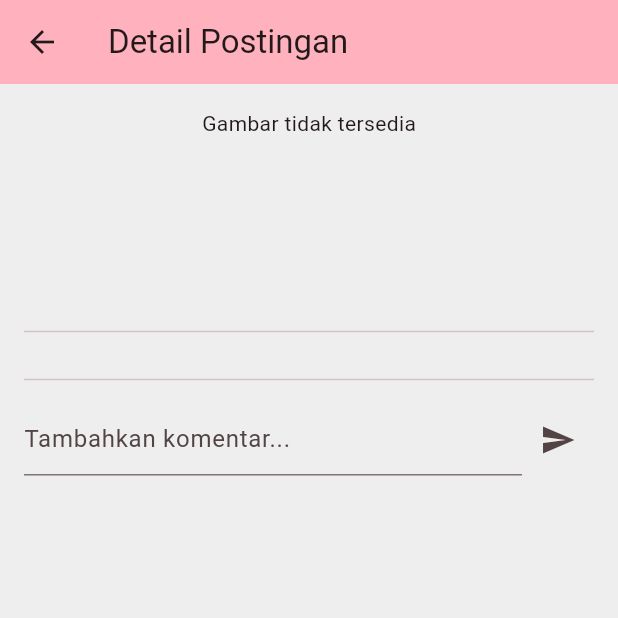
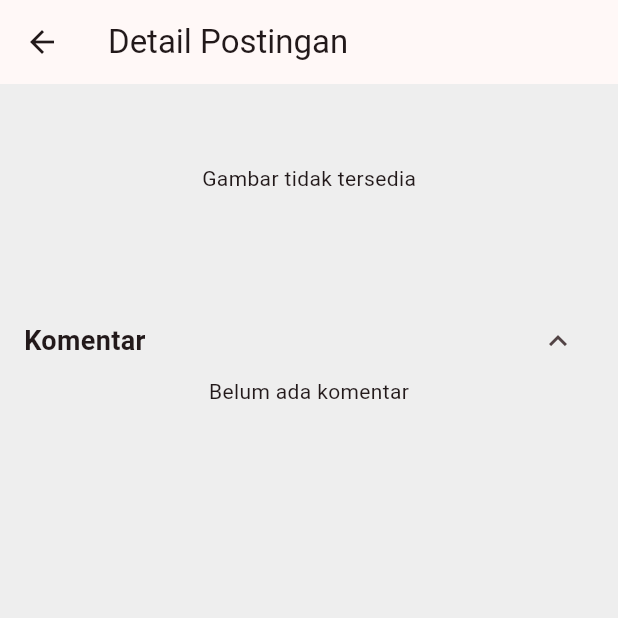
Before and after one commit to rustamumdp/barbershop_palembang, a Flutter app: the DetailScreen screen opened directly with empty values, on a phone screen of 412 x 824 dp, the top half of it. Run offline on Flutter 3.47's test engine with Material 3 defaults, Android fonts, the light colour scheme and no system bars; our stand-ins replace cloud_firestore, firebase_auth, firebase_core, firebase_storage, image_picker; accounts and stored records are empty.

Commit message:
memperbaikkan fitur komen untuk bisa menyimpan data komen

```diff
--- a/lib/screens/detail_screen.dart
+++ b/lib/screens/detail_screen.dart
@@ -1,33 +1,22 @@
 import 'package:flutter/material.dart';
-
-// Model untuk komentar
-class Comment {
-  final String username;
-  final String text;
-  final DateTime timestamp;
-  List<Comment> replies;
-
-  Comment({
-    required this.username,
-    required this.text,
-    required this.timestamp,
-    this.replies = const [],
-  });
-}
+import 'package:cloud_firestore/cloud_firestore.dart';
+import 'package:firebase_auth/firebase_auth.dart';
 
 class DetailScreen extends StatefulWidget {
+  final String postId;
   final String username;
   final String imageUrl;
   final String text;
   final String formattedDate;
 
   const DetailScreen({
-    super.key,
+    Key? key,
+    required this.postId,
     required this.username,
     required this.imageUrl,
     required this.text,
     required this.formattedDate,
-  });
+  }) : super(key: key);
 
   @override
   _DetailScreenState createState() => _DetailScreenState();
@@ -35,203 +24,134 @@ class DetailScreen extends StatefulWidget {
 
 class _DetailScreenState extends State<DetailScreen> {
   final TextEditingController _commentController = TextEditingController();
-  final List<Comment> _comments = [];
-  final ScrollController _scrollController = ScrollController();
+  final FirebaseAuth _auth = FirebaseAuth.instance;
+  final FirebaseFirestore _firestore = FirebaseFirestore.instance;
+  bool showComments = true; // State to toggle showing comments
 
-  // Menambahkan komentar baru
-  void _addComment(String text) {
-    final newComment = Comment(
-      username: 'Current User', // Ubah dengan logika untuk mendapatkan username pengguna saat ini
-      text: text,
-      timestamp: DateTime.now(),
-    );
+  Future<void> _addComment(String text) async {
+    User? user = _auth.currentUser;
+    if (user != null) {
+      String username = user.email!; // Assuming the user's email as username
+      await _firestore
+          .collection('posts')
+          .doc(widget.postId)
+          .collection('comments')
+          .add({
+        'username': username,
+        'text': text,
+        'timestamp': FieldValue.serverTimestamp(),
+      });
 
       setState(() {
-      _comments.add(newComment);
-    });
-
-    _commentController.clear();
-  }
-
-  // Menambahkan balasan pada komentar
-  void _replyToComment(Comment parentComment, String replyText) {
-    final reply = Comment(
-      username: 'Current User', // Ubah dengan logika untuk mendapatkan username pengguna saat ini
-      text: replyText,
-      timestamp: DateTime.now(),
-    );
-
-    setState(() {
-      parentComment.replies.add(reply);
+        _commentController.clear(); // Clear the comment field after adding comment
       });
     }
-
-  // Fungsi untuk membangun widget komentar dengan rekursi untuk menangani balasan
-  Widget _buildComment(Comment comment, int depth) {
-    return Card(
-      margin: EdgeInsets.only(
-        top: 8.0,
-        left: 8.0 * depth,
-        right: 8.0,
-      ),
-      child: Padding(
-        padding: const EdgeInsets.all(12.0),
-        child: Column(
-          crossAxisAlignment: CrossAxisAlignment.start,
-          children: [
-            Text(
-              comment.username,
-              style: const TextStyle(
-                fontWeight: FontWeight.bold,
-                fontSize: 14, // Ukuran teks lebih kecil
-              ),
-            ),
-            const SizedBox(height: 4),
-            Text(
-              comment.text,
-              style: const TextStyle(fontSize: 12), // Ukuran teks lebih kecil
-            ),
-            const SizedBox(height: 4),
-            Text(
-              '${comment.timestamp.hour}:${comment.timestamp.minute}, ${comment.timestamp.day}/${comment.timestamp.month}/${comment.timestamp.year}',
-              style: const TextStyle(
-                color: Colors.grey,
-                fontSize: 10,
-              ),
-            ),
-            const SizedBox(height: 8),
-            TextButton(
-              onPressed: () => _showReplyDialog(comment),
-              child: const Text(
-                'Balas',
-                style: TextStyle(fontSize: 12), // Ukuran teks lebih kecil
-              ),
-            ),
-            // Menampilkan balasan komentar
-            if (comment.replies.isNotEmpty)
-              Padding(
-                padding: const EdgeInsets.only(left: 16.0),
-                child: Column(
-                  children: comment.replies
-                      .map((reply) => _buildComment(reply, depth + 1))
-                      .toList(),
-                ),
-              ),
-          ],
-        ),
-      ),
-    );
-  }
-
-  // Dialog untuk membalas komentar
-  void _showReplyDialog(Comment parentComment) {
-    final replyController = TextEditingController();
-    showDialog(
-      context: context,
-      builder: (context) {
-        return AlertDialog(
-          title: const Text('Balas Komentar'),
-          content: TextField(
-            controller: replyController,
-            decoration: const InputDecoration(hintText: 'Tulis balasan Anda di sini...'),
-          ),
-          actions: [
-            TextButton(
-              onPressed: () {
-                Navigator.of(context).pop();
-              },
-              child: const Text('Batal'),
-            ),
-            TextButton(
-              onPressed: () {
-                if (replyController.text.isNotEmpty) {
-                  setState(() {
-                    _replyToComment(parentComment, replyController.text);
-                  });
-                  Navigator.of(context).pop();
-                }
-              },
-              child: const Text('Balas'),
-            ),
-          ],
-        );
-      },
-    );
   }
 
   @override
   Widget build(BuildContext context) {
     return Scaffold(
       appBar: AppBar(
-        title: const Text('Detail Postingan'),
-        backgroundColor: Theme.of(context).colorScheme.inversePrimary,
+        title: Text('Detail Postingan'),
       ),
-      body: SingleChildScrollView(
-        controller: _scrollController,
-        child: Padding(
+      body: Padding(
         padding: const EdgeInsets.all(16.0),
+        child: SingleChildScrollView(
           child: Column(
             crossAxisAlignment: CrossAxisAlignment.start,
             children: [
+              Text(
+                widget.username,
+                style: TextStyle(
+                  fontWeight: FontWeight.bold,
+                  fontSize: 20,
+                ),
+              ),
+              SizedBox(height: 8),
               if (widget.imageUrl.isNotEmpty)
-                Center(
-                  child: Image.network(
+                Image.network(
                   widget.imageUrl,
                   fit: BoxFit.cover,
-                    width: double.infinity,
-                    height: 300,
-                  ),
+                  errorBuilder: (context, error, stackTrace) {
+                    return Center(child: Text('Gagal memuat gambar'));
+                  },
                 )
               else
-                const Center(child: Text('Gambar tidak tersedia')),
-              const SizedBox(height: 16),
+                Center(child: Text('Gambar tidak tersedia')),
+              SizedBox(height: 8),
+              Text(widget.formattedDate),
+              SizedBox(height: 8),
+              Text(widget.text),
+              SizedBox(height: 16),
+              Row(
+                mainAxisAlignment: MainAxisAlignment.spaceBetween,
+                children: [
                   Text(
-                widget.username,
-                style: const TextStyle(
+                    'Komentar',
+                    style: TextStyle(
                       fontWeight: FontWeight.bold,
-                  fontSize: 20, // Ukuran teks lebih kecil
+                      fontSize: 18,
                     ),
                   ),
-              const SizedBox(height: 8),
-              Text(
-                widget.formattedDate,
-                style: const TextStyle(
-                  color: Colors.grey,
-                  fontSize: 14, // Ukuran teks lebih kecil
+                  IconButton(
+                    icon: Icon(showComments ? Icons.expand_less : Icons.expand_more),
+                    onPressed: () {
+                      setState(() {
+                        showComments = !showComments;
+                      });
+                    },
                   ),
+                ],
               ),
-              const SizedBox(height: 16),
-              Text(
-                widget.text,
-                style: const TextStyle(
-                  fontSize: 16, // Ukuran teks lebih kecil
+              if (showComments)
+                StreamBuilder<QuerySnapshot>(
+                  stream: _firestore
+                      .collection('posts')
+                      .doc(widget.postId)
+                      .collection('comments')
+                      .orderBy('timestamp')
+                      .snapshots(),
+                  builder: (context, snapshot) {
+                    if (snapshot.connectionState == ConnectionState.waiting) {
+                      return CircularProgressIndicator();
+                    }
+
+                    if (!snapshot.hasData || snapshot.data!.docs.isEmpty) {
+                      return Center(child: Text('Belum ada komentar'));
+                    }
+
+                    List<Widget> commentWidgets = snapshot.data!.docs.map((doc) {
+                      var data = doc.data() as Map<String, dynamic>;
+                      return ListTile(
+                        title: Text(data['username']),
+                        subtitle: Text(data['text']),
+                        trailing: Text(
+                          '${(data['timestamp'] as Timestamp).toDate().day}/${(data['timestamp'] as Timestamp).toDate().month}/${(data['timestamp'] as Timestamp).toDate().year} ${(data['timestamp'] as Timestamp).toDate().hour}:${(data['timestamp'] as Timestamp).toDate().minute}',
                         ),
-              ),
-              const Divider(height: 32),
-              ListView.builder(
-                controller: _scrollController,
+                      );
+                    }).toList();
+
+                    return Column(
+                      crossAxisAlignment: CrossAxisAlignment.start,
+                      children: [
+                        ListView(
                           shrinkWrap: true,
                           physics: NeverScrollableScrollPhysics(),
-                itemCount: _comments.length,
-                itemBuilder: (context, index) {
-                  return _buildComment(_comments[index], 0);
-                },
+                          children: commentWidgets,
                         ),
-              const Divider(height: 32),
-              Padding(
-                padding: const EdgeInsets.only(bottom: 16.0),
-                child: Row(
+                        SizedBox(height: 16),
+                        Row(
                           children: [
                             Expanded(
                               child: TextField(
                                 controller: _commentController,
-                        decoration: const InputDecoration(
-                          hintText: 'Tambahkan komentar...',
+                                decoration: InputDecoration(
+                                  labelText: 'Tambahkan komentar',
                                 ),
                               ),
                             ),
                             IconButton(
-                      icon: const Icon(Icons.send),
+                              icon: Icon(Icons.send),
                               onPressed: () {
                                 if (_commentController.text.isNotEmpty) {
                                   _addComment(_commentController.text);
@@ -240,6 +160,9 @@ class _DetailScreenState extends State<DetailScreen> {
                             ),
                           ],
                         ),
+                      ],
+                    );
+                  },
                 ),
             ],
           ),
--- a/lib/screens/home_screen.dart
+++ b/lib/screens/home_screen.dart
@@ -75,6 +75,7 @@ class HomeScreen extends StatelessWidget {
                     context,
                     MaterialPageRoute(
                       builder: (context) => DetailScreen(
+                        postId: post.id, // Mengirimkan postId ke DetailScreen
                         username: username,
                         imageUrl: imageUrl,
                         text: text,
```
Lines whose indentation alone changed are shown as unchanged.
